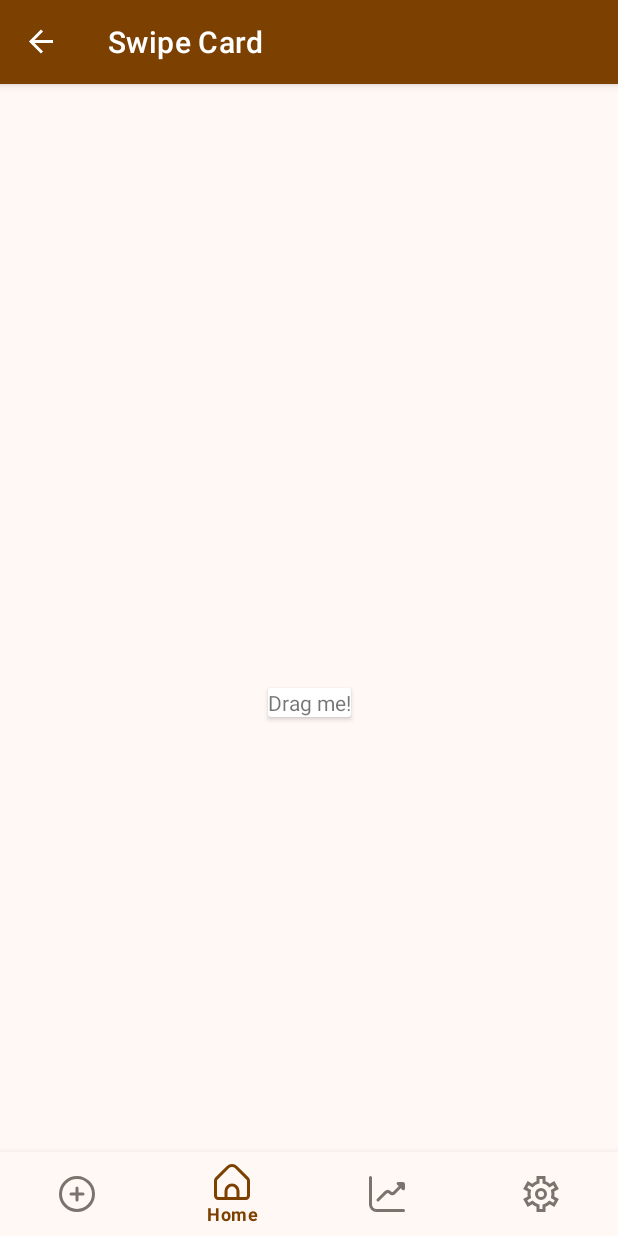
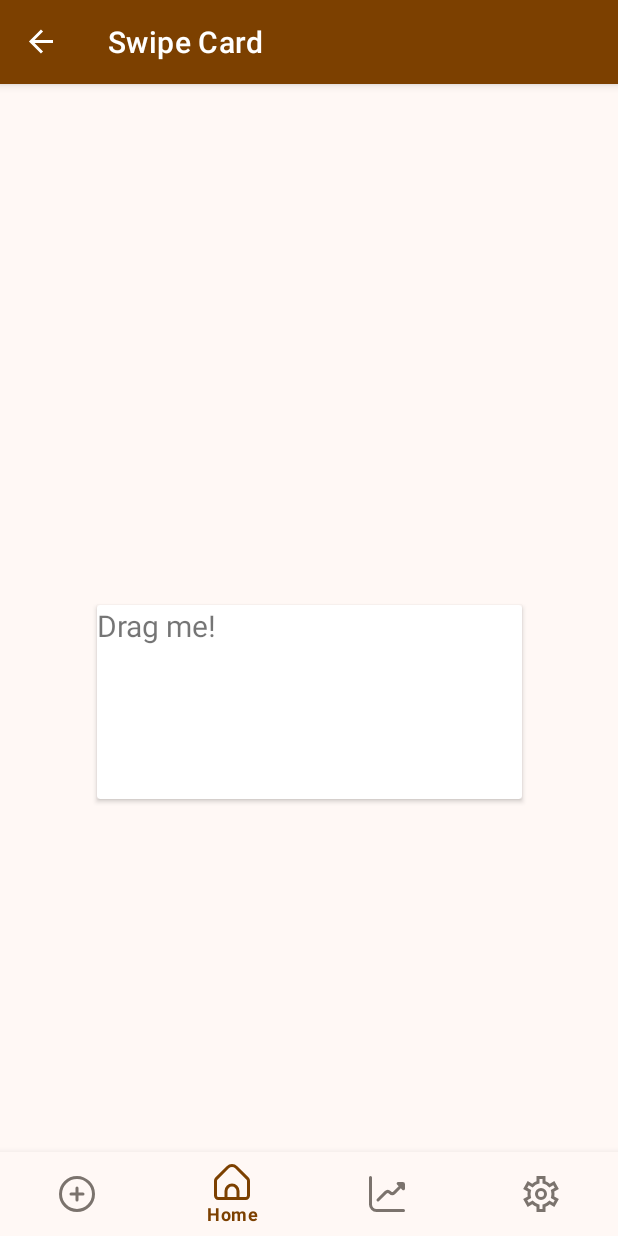
Before and after one commit to WieserJulian/StudySwipe, an Android app: the SwipeCardFragment screen opened through its navigation route, on a phone screen of 412 x 824 dp. Run offline under Robolectric (Android 15) with nearby library versions, the light colour scheme and no system bars; our stand-ins replace navigation-ui.

Commit message:
Trying swipecards

```diff
--- a/app/src/main/java/com/example/studyswipe/ui/home/HomeFragment.kt
+++ b/app/src/main/java/com/example/studyswipe/ui/home/HomeFragment.kt
@@ -30,8 +30,8 @@ class HomeFragment : Fragment() {
         val root: View = binding.root
 
         binding.btnLastTopic.setOnClickListener() {
-            val action = HomeFragmentDirectory.actionNavigationHomeToSwipeCardFragment()
-            findNavController().navigate()
+            val action = HomeFragmentDirections.actionNavigationHomeToNavigationSwipeCard(homeViewModel.getLastTopic())
+            findNavController().navigate(action)
         }
         return root
     }
--- a/app/src/main/java/com/example/studyswipe/ui/home/HomeViewModel.kt
+++ b/app/src/main/java/com/example/studyswipe/ui/home/HomeViewModel.kt
@@ -3,11 +3,14 @@ package com.example.studyswipe.ui.home
 import androidx.lifecycle.LiveData
 import androidx.lifecycle.MutableLiveData
 import androidx.lifecycle.ViewModel
+import java.util.Queue
 
 class HomeViewModel : ViewModel() {
 
-    private val _text = MutableLiveData<String>().apply {
-        value = "This is home Fragment"
+    private val _topics = MutableLiveData<List<String>>(listOf("Math", "Science", "History"))
+    val topics: LiveData<List<String>> = _topics
+
+    fun getLastTopic(): String {
+        return _topics.value?.last() ?: "No topics"
     }
-    val text: LiveData<String> = _text
 }
--- a/app/src/main/java/com/example/studyswipe/ui/swipe/SwipeCardFragment.kt
+++ b/app/src/main/java/com/example/studyswipe/ui/swipe/SwipeCardFragment.kt
@@ -2,22 +2,42 @@ package com.example.studyswipe.ui.swipe
 
 import androidx.fragment.app.viewModels
 import android.os.Bundle
+import android.view.GestureDetector
 import androidx.fragment.app.Fragment
 import android.view.LayoutInflater
 import android.view.MotionEvent
 import android.view.View
 import android.view.ViewGroup
 import androidx.cardview.widget.CardView
+import androidx.core.view.GestureDetectorCompat
+import androidx.lifecycle.ViewModelProvider
+import androidx.recyclerview.widget.ItemTouchHelper
+import androidx.recyclerview.widget.RecyclerView
 import com.example.studyswipe.R
+import com.example.studyswipe.databinding.FragmentHomeBinding
+import com.example.studyswipe.databinding.FragmentSwipeCardBinding
+import com.example.studyswipe.ui.home.HomeViewModel
 
 class SwipeCardFragment : Fragment() {
     private lateinit var cardView: CardView
+    private lateinit var gestureDetector: GestureDetectorCompat
 
+    private var _binding: FragmentSwipeCardBinding? = null
+
+    // This property is only valid between onCreateView and
+    // onDestroyView.
+    private val binding get() = _binding!!
     override fun onCreateView(
         inflater: LayoutInflater, container: ViewGroup?,
         savedInstanceState: Bundle?
-    ): View? {
-        return inflater.inflate(R.layout.fragment_swipe_card, container, false)
+    ): View {
+
+        _binding = FragmentSwipeCardBinding.inflate(inflater, container, false)
+        val root: View = binding.root
+
+        binding.topicName.text = arguments?.getString("topicName")
+
+        return root
     }
 
     override fun onViewCreated(view: View, savedInstanceState: Bundle?) {
@@ -25,26 +45,40 @@ class SwipeCardFragment : Fragment() {
 
         cardView = view.findViewById(R.id.card_view)
 
-        cardView.setOnTouchListener(object : View.OnTouchListener {
-            private var initialX: Float = 0.0f
-            private var initialY: Float = 0.0f
-
-            override fun onTouch(v: View?, event: MotionEvent?): Boolean {
-                when (event?.action) {
-                    MotionEvent.ACTION_DOWN -> {
-                        initialX = v?.x ?: 0.0f
-                        initialY = v?.y ?: 0.0f
-                    }
-                    MotionEvent.ACTION_MOVE -> {
-                        v?.animate()
-                            ?.x(event.rawX - initialX)
-                            ?.y(event.rawY - initialY)
-                            ?.setDuration(0)
-                            ?.start()
+        gestureDetector = GestureDetectorCompat(context, object : GestureDetector.SimpleOnGestureListener() {
+            override fun onFling(
+                e1: MotionEvent?,
+                e2: MotionEvent,
+                velocityX: Float,
+                velocityY: Float
+            ): Boolean {
+                val diffX = e2.x - (e1?.x!! ?: 0f)
+                if (Math.abs(diffX) > Math.abs(e2.y - e1.y)) {
+                    if (Math.abs(diffX) > 100 && Math.abs(velocityX) > 100) {
+                        if (diffX > 0) {
+                            onSwipeRight()
+                        } else {
+                            onSwipeLeft()
+                        }
+                        return true
                     }
                 }
-                return true
+                return false
             }
         })
+
+        cardView.setOnTouchListener { _, event ->
+            gestureDetector.onTouchEvent(event)
+        }
+    }
+
+    private fun onSwipeRight() {
+        // Handle right swipe
+        cardView.animate().translationX(cardView.width.toFloat()).setDuration(200).start()
+    }
+
+    private fun onSwipeLeft() {
+        // Handle left swipe
+        cardView.animate().translationX(-cardView.width.toFloat()).setDuration(200).start()
     }
 }
--- a/app/src/main/res/layout/fragment_swipe_card.xml
+++ b/app/src/main/res/layout/fragment_swipe_card.xml
@@ -1,21 +1,36 @@
 <androidx.constraintlayout.widget.ConstraintLayout xmlns:android="http://schemas.android.com/apk/res/android"
     xmlns:app="http://schemas.android.com/apk/res-auto"
+    xmlns:tools="http://schemas.android.com/tools"
     android:layout_width="match_parent"
     android:layout_height="match_parent">
 
+    <TextView
+        android:id="@+id/topicName"
+        android:layout_width="wrap_content"
+        android:layout_height="wrap_content"
+        android:layout_marginTop="60dp"
+        android:text="TextView"
+        android:textAlignment="center"
+        android:textSize="30dp"
+        app:layout_constraintEnd_toEndOf="parent"
+        app:layout_constraintStart_toStartOf="parent"
+        app:layout_constraintTop_toTopOf="parent" />
+
     <androidx.cardview.widget.CardView
         android:id="@+id/card_view"
-        android:layout_width="wrap_content"
-        android:layout_height="wrap_content"
+        android:layout_width="283dp"
+        android:layout_height="129dp"
         app:layout_constraintBottom_toBottomOf="parent"
         app:layout_constraintLeft_toLeftOf="parent"
         app:layout_constraintRight_toRightOf="parent"
         app:layout_constraintTop_toTopOf="parent">
 
         <TextView
-            android:layout_width="wrap_content"
-            android:layout_height="wrap_content"
-            android:text="Drag me!" />
+            android:layout_width="match_parent"
+            android:layout_height="match_parent"
+            android:text="Drag me!"
+            android:textAlignment="textStart"
+            android:textSize="20dp" />
 
     </androidx.cardview.widget.CardView>
 
--- a/app/src/main/res/navigation/mobile_navigation.xml
+++ b/app/src/main/res/navigation/mobile_navigation.xml
@@ -12,7 +12,11 @@
         tools:layout="@layout/fragment_home" >
         <action
             android:id="@+id/action_navigation_home_to_navigation_swipe_card"
-            app:destination="@id/navigation_swipe_card" />
+            app:destination="@id/navigation_swipe_card" >
+            <argument
+                android:name="topic"
+                app:argType="string" />
+        </action>
     </fragment>
 
     <fragment
```
